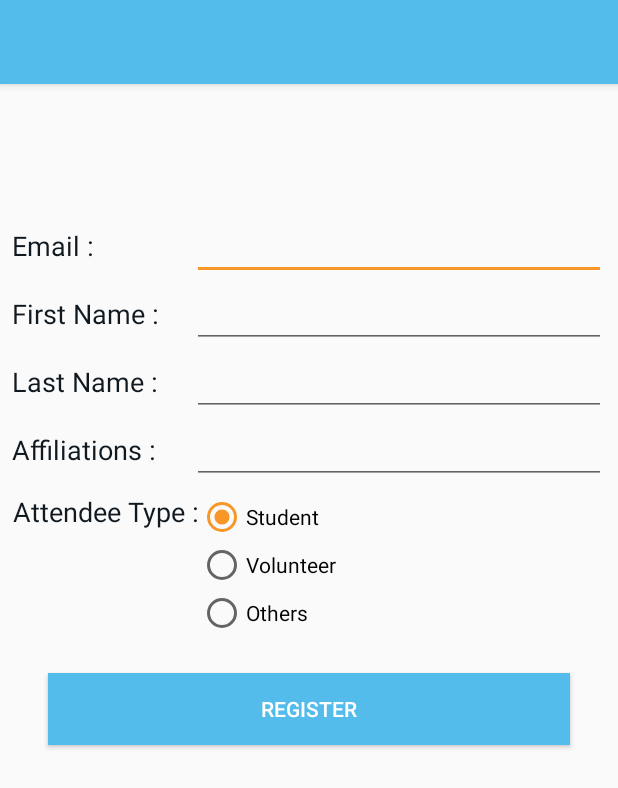
After one commit to till-tomorrow/volunteers-android, an Android app: the layout activity_registration.xml on its own in the app's theme, with its tools: preview values and no code run, on a phone screen of 412 x 824 dp. The commit adds this screen. Shown: the top 788 px of the screen. Run offline under Robolectric (Android 15) with nearby library versions, the phone set to English and light mode, and no system bars.

Commit message:
Event Registrations - Fixes #19 (#71)
* Event Registrations

* Made email not editable

* Registration Activity Tests

```diff
--- a/app/build.gradle
+++ b/app/build.gradle
@@ -22,8 +22,7 @@ android {
 }
 
 dependencies {
-
-    compile fileTree(dir: 'libs', include: ['*.jar'])
+    compile fileTree(include: ['*.jar'], dir: 'libs')
     androidTestCompile('com.android.support.test.espresso:espresso-core:2.2.2', {
         exclude group: 'com.android.support', module: 'support-annotations'
     })
@@ -52,5 +51,6 @@ dependencies {
     compile 'com.google.firebase:firebase-database:10.0.1'
     compile 'org.apache.directory.studio:org.apache.commons.io:2.4'
     testCompile 'junit:junit:4.12'
+    compile 'org.apache.directory.studio:org.apache.commons.io:2.4'
 }
 apply plugin: 'com.google.gms.google-services'
--- a/app/src/main/java/vola/systers/com/android/activities/SignInActivity.java
+++ b/app/src/main/java/vola/systers/com/android/activities/SignInActivity.java
@@ -16,7 +16,6 @@ import com.facebook.GraphRequest;
 import com.facebook.GraphResponse;
 
 import android.widget.TextView;
-
 import com.google.android.gms.auth.api.Auth;
 import com.google.android.gms.auth.api.signin.GoogleSignInAccount;
 import com.google.android.gms.auth.api.signin.GoogleSignInOptions;
@@ -32,7 +31,6 @@ import org.json.JSONObject;
 import java.util.Arrays;
 import java.util.regex.Matcher;
 import java.util.regex.Pattern;
-
 import com.google.android.gms.tasks.OnCompleteListener;
 import com.google.android.gms.tasks.Task;
 import com.google.firebase.auth.AuthCredential;
--- /dev/null
+++ b/app/src/main/res/layout/activity_registration.xml
@@ -0,0 +1,25 @@
+<?xml version="1.0" encoding="utf-8"?>
+<android.support.design.widget.CoordinatorLayout xmlns:android="http://schemas.android.com/apk/res/android"
+    xmlns:app="http://schemas.android.com/apk/res-auto"
+    xmlns:tools="http://schemas.android.com/tools"
+    android:layout_width="match_parent"
+    android:layout_height="match_parent"
+    tools:context="vola.systers.com.android.activities.RegistrationActivity">
+
+    <android.support.design.widget.AppBarLayout
+        android:layout_width="match_parent"
+        android:layout_height="wrap_content"
+        android:theme="@style/AppTheme.AppBarOverlay">
+
+        <android.support.v7.widget.Toolbar
+            android:id="@+id/toolbar"
+            android:layout_width="match_parent"
+            android:layout_height="?attr/actionBarSize"
+            android:background="?attr/colorPrimary"
+            app:popupTheme="@style/AppTheme.PopupOverlay" />
+
+    </android.support.design.widget.AppBarLayout>
+
+    <include layout="@layout/content_registration" />
+
+</android.support.design.widget.CoordinatorLayout>
--- /dev/null
+++ b/app/src/main/res/layout/content_registration.xml
@@ -0,0 +1,164 @@
+<?xml version="1.0" encoding="utf-8"?>
+<android.support.constraint.ConstraintLayout xmlns:android="http://schemas.android.com/apk/res/android"
+    xmlns:app="http://schemas.android.com/apk/res-auto"
+    xmlns:tools="http://schemas.android.com/tools"
+    android:layout_width="match_parent"
+    android:layout_height="match_parent"
+    app:layout_behavior="@string/appbar_scrolling_view_behavior"
+    tools:context="vola.systers.com.android.activities.RegistrationActivity"
+    tools:showIn="@layout/activity_registration">
+
+    <LinearLayout
+        android:layout_width="fill_parent"
+        android:layout_height="fill_parent"
+        android:orientation="vertical"
+        android:padding="8dp">
+
+     <TextView
+         android:layout_width="fill_parent"
+         android:layout_height="wrap_content"
+         android:textAlignment="center"
+         android:id="@+id/title"
+         android:padding="@dimen/textviewMargin"
+         android:textSize="@dimen/textViewHeading"
+         android:textColor="@color/text_black"/>
+    <LinearLayout
+        android:layout_width="fill_parent"
+        android:layout_height="wrap_content"
+        android:orientation="horizontal">
+
+        <TextView
+            android:layout_width="@dimen/formLabelWidth"
+            android:layout_height="wrap_content"
+            android:id="@+id/emailLabel"
+            android:layout_marginLeft="@dimen/padding"
+            android:textSize="@dimen/font_headings"
+            android:text="@string/email"
+            android:textColor="@color/text_black"/>
+
+        <EditText android:id="@+id/input_email"
+            android:layout_width="match_parent"
+            android:layout_height="wrap_content"
+            android:inputType="textEmailAddress" />
+
+    </LinearLayout>
+
+    <LinearLayout
+        android:layout_width="fill_parent"
+        android:layout_height="wrap_content"
+        android:orientation="horizontal">
+
+        <TextView
+            android:layout_width="@dimen/formLabelWidth"
+            android:layout_height="wrap_content"
+            android:id="@+id/fnameLabel"
+            android:layout_marginLeft="@dimen/padding"
+            android:textSize="@dimen/font_headings"
+            android:text="@string/fname"
+            android:textColor="@color/text_black"/>
+
+        <EditText android:id="@+id/input_fname"
+            android:layout_width="match_parent"
+            android:layout_height="wrap_content"/>
+
+    </LinearLayout>
+
+    <LinearLayout
+        android:layout_width="fill_parent"
+        android:layout_height="wrap_content"
+        android:orientation="horizontal">
+
+        <TextView
+            android:layout_width="@dimen/formLabelWidth"
+            android:layout_height="wrap_content"
+            android:id="@+id/lnameLabel"
+            android:layout_marginLeft="@dimen/padding"
+            android:textSize="@dimen/font_headings"
+            android:text="@string/lname"
+            android:textColor="@color/text_black"/>
+
+        <EditText android:id="@+id/input_lname"
+            android:layout_width="match_parent"
+            android:layout_height="wrap_content"/>
+
+    </LinearLayout>
+
+    <LinearLayout
+        android:layout_width="fill_parent"
+        android:layout_height="wrap_content"
+        android:orientation="horizontal">
+
+        <TextView
+            android:layout_width="@dimen/formLabelWidth"
+            android:layout_height="wrap_content"
+            android:id="@+id/affiliationsLabel"
+            android:layout_marginLeft="@dimen/padding"
+            android:textSize="@dimen/font_headings"
+            android:text="@string/affiliations"
+            android:textColor="@color/text_black"/>
+
+        <EditText android:id="@+id/input_affiliations"
+            android:layout_width="match_parent"
+            android:layout_height="wrap_content"/>
+
+    </LinearLayout>
+
+
+        <LinearLayout xmlns:android="http://schemas.android.com/apk/res/android"
+            android:layout_width="fill_parent"
+            android:layout_height="wrap_content"
+            android:layout_marginTop="@dimen/padding_top"
+            android:orientation="horizontal" >
+
+            <TextView
+                android:layout_width="wrap_content"
+                android:layout_height="wrap_content"
+                android:textAlignment="center"
+                android:id="@+id/type"
+                android:layout_marginLeft="@dimen/padding"
+                android:textSize="@dimen/font_headings"
+                android:text="@string/attendee_type"
+                android:textColor="@color/text_black"/>
+
+            <RadioGroup
+                android:id="@+id/radioAttendee"
+                android:layout_width="wrap_content"
+                android:layout_height="wrap_content">
+
+                <RadioButton
+                    android:id="@+id/radioStudent"
+                    android:layout_width="wrap_content"
+                    android:layout_height="wrap_content"
+                    android:text="@string/student"
+                    android:checked="true" />
+
+                <RadioButton
+                    android:id="@+id/radioVolunteer"
+                    android:layout_width="wrap_content"
+                    android:layout_height="wrap_content"
+                    android:text="@string/volunteer" />
+
+                <RadioButton
+                    android:id="@+id/radioOthers"
+                    android:layout_width="wrap_content"
+                    android:layout_height="wrap_content"
+                    android:text="@string/others" />
+
+            </RadioGroup>
+
+
+        </LinearLayout>
+        <Button
+            android:id="@+id/btn_register"
+            android:layout_width="fill_parent"
+            android:layout_height="wrap_content"
+            android:layout_margin="@dimen/textviewMargin"
+            android:padding="@dimen/padding_view"
+            android:textSize="@dimen/textViewContent"
+            android:textColor="@color/text_white"
+            android:background="@color/colorPrimary"
+            android:onClick="registerToEvent"
+            android:text="@string/register_event"/>
+    </LinearLayout>
+
+</android.support.constraint.ConstraintLayout>
--- a/app/src/main/res/values/dimens.xml
+++ b/app/src/main/res/values/dimens.xml
@@ -5,7 +5,6 @@
     <dimen name="nav_header_height">160dp</dimen>
     <!-- Default screen margins, per the Android Design guidelines. -->
     <dimen name="activity_horizontal_margin">16dp</dimen>
-    <dimen name="activity_vertical_margin">16dp</dimen>
     <dimen name="fab_margin">16dp</dimen>
     <dimen name="profile_width">75dp</dimen>
     <dimen name="profile_height">75dp</dimen>
@@ -18,6 +17,7 @@
     <dimen name="tabLayoutHeight">56dp</dimen>
     <dimen name="textSize">16dp</dimen>
     <dimen name="textNavItem">12dp</dimen>
+    <dimen name="formLabelWidth">120dp</dimen>
     <dimen name="dividerHeight">1dp</dimen>
     <dimen name="padding">0dp</dimen>
     <dimen name="navImageMargin">12dp</dimen>
@@ -34,7 +34,6 @@
     <dimen name="eventNameWidth">300dp</dimen>
     <dimen name="buttonMarginTop">10dp</dimen>
     <dimen name="layoutMarginLeftText">190dp</dimen>
-    <dimen name="textviewMargin">24dp</dimen>
     <dimen name="cardview_padding">8dp</dimen>
     <dimen name="heightImageLogo">150dp</dimen>
     <dimen name="dimenMarginLeft">30dp</dimen>
@@ -42,4 +41,5 @@
     <dimen name="padding_view">8dp</dimen>
     <dimen name="textViewHeading">22sp</dimen>
     <dimen name="textViewContent">14sp</dimen>
+    <dimen name="textviewMargin">24dp</dimen>
 </resources>
--- a/app/src/main/res/values/strings.xml
+++ b/app/src/main/res/values/strings.xml
@@ -6,7 +6,6 @@
     <string name="btn_logout_from_google">Logout from Google</string>
     <string name="btn_signin_with_facebook">Sign in with Facebook</string>
     <string name="btn_signin_with_google">Sign in with Google</string>
-    <string name="btn_revoke_access">Revoke Access</string>
     <string name="loading">Loading</string>
     <string name="webClientToken">713910804615-7qk27ekaj13ujmhb5sdi7mvpmrgtqfe7.apps.googleusercontent.com</string>
     <string name="facebook_app_id">444164775953522</string>
@@ -43,11 +42,20 @@
     <string name="invalid_username">Please enter a valid Email</string>
     <string name="empty_password">Please enter your password</string>
     <string name="skip">Click here to skip this step</string>
-    <string name="email_hint">Enter Email</string>
     <string name="password_mismatch">Passwords should match</string>
     <string name="link_login">Already have an account? Login In here</string>
     <string name="password_hint">Password</string>
     <string name="cnf_password_hint">Confirm Password</string>
+    <string name="attendee_type">Attendee Type : </string>
+    <string name="volunteer">Volunteer</string>
+    <string name="student">Student</string>
+    <string name="others">Others</string>
+
+    <string name="email">Email : </string>
+    <string name="fname">First Name : </string>
+    <string name="lname">Last Name :</string>
+    <string name="affiliations">Affiliations : </string>
+    <string name="accommodations">Accommodations :</string>
     <!-- Toolbar titles when navigation menu item is selected -->
     <string-array name="nav_item_activity_titles">
         <item>Events</item>
@@ -56,17 +64,18 @@
         <item>Navigate</item>
     </string-array>
     <string name="register">REGISTER FOR THIS EVENT</string>
+    <string name="register_event">REGISTER</string>
+    <string name="fname_hint">Enter First Name</string>
+    <string name="lname_hint">Enter Last Name</string>
+    <string name="email_hint">Enter Email</string>
     <string name="action_clear_all">Clear All</string>
     <string name="action_logout">Logout</string>
     <string name="action_mark_all_read">Mark All as Read</string>
     <string name="openDrawer">open_drawer</string>
     <string name="closeDrawer">close_drawer</string>
     <string name="requireVolunteers">Require Volunteers!</string>
-    <string name="readMore">Read More</string>
-    <string name="json_error">Could not get json from server. Check LogCat for possible errors!</string>
-    <string name="parsing_error">Json parsing error: </string>
-    <string name="loading_message">Please wait ...</string>
     <string name="date">Date :</string>
     <string name="time">Time :</string>
     <string name="location">Location :</string>
+    <string name="title_activity_registration">RegistrationActivity</string>
 </resources>
```
Also changed, not shown: app/src/main/AndroidManifest.xml (+8 -1 lines), app/src/main/java/vola/systers/com/android/activities/EventDetailViewActivity.java (+55 -5 lines), app/src/main/java/vola/systers/com/android/activities/RegistrationActivity.java (added, +117 -0 lines), 1 other file.
